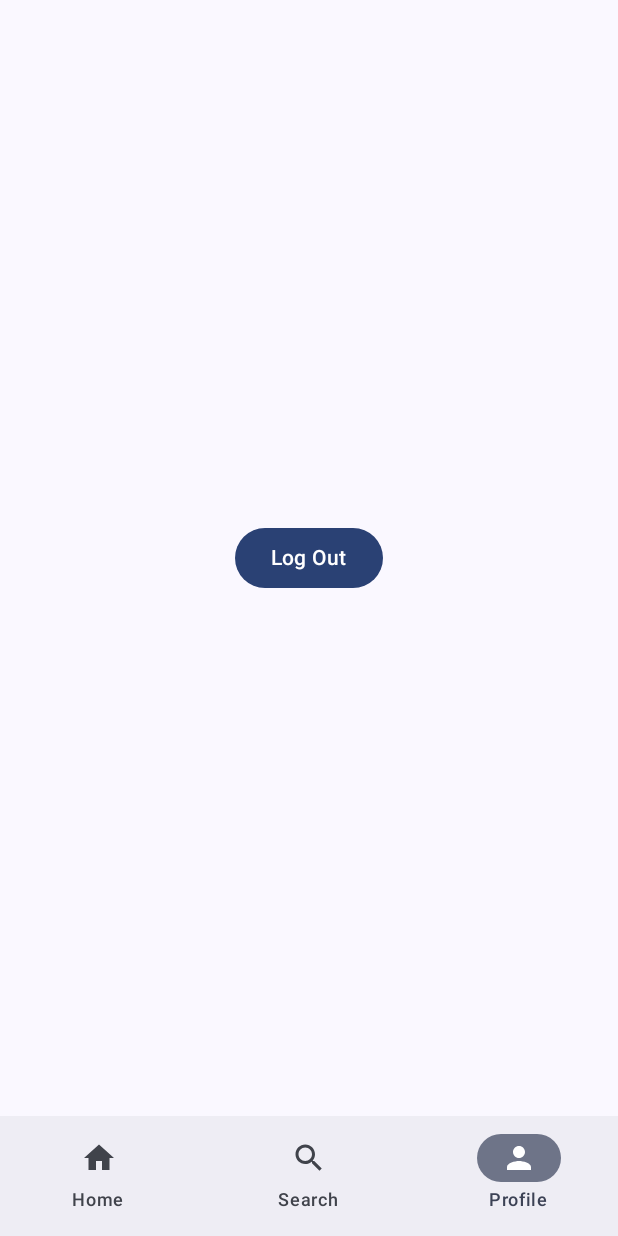
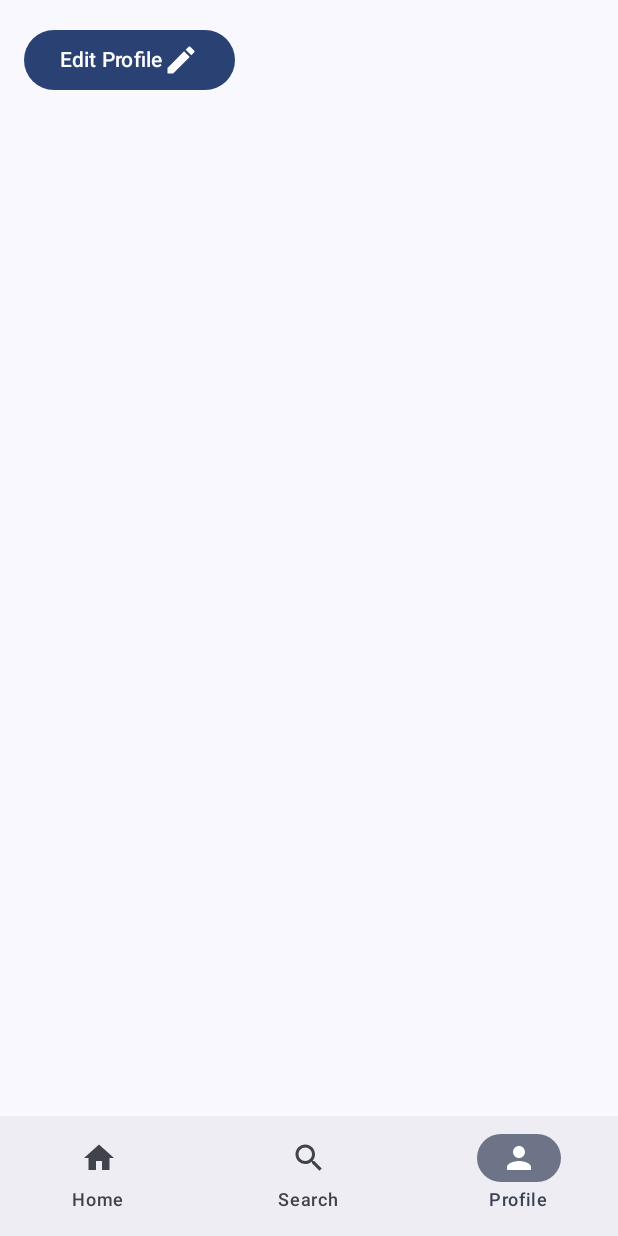
Before and after one commit to meeriemarie/dwitter, an Android app built with Jetpack Compose: the MainScreen screen opened through its navigation route, item 3 of the bottom bar chosen, on a phone screen of 412 x 824 dp. Run offline under Robolectric (Android 15) with nearby library versions, the phone set to English and light mode, and no system bars; our stand-ins replace livedata-compose; libraries missing offline, so code that uses them is left out: io.github.jan.supabase; 4 statements that could not run were skipped.

Commit message:
Select statements for user data works now with RLS on

```diff
--- /dev/null
+++ b/app/src/main/java/dev/cc231054/dwitter_ccl3/ui/ProfilePage.kt
@@ -0,0 +1,67 @@
+package dev.cc231054.dwitter_ccl3.ui
+
+import androidx.compose.foundation.layout.Arrangement
+import androidx.compose.foundation.layout.Column
+import androidx.compose.foundation.layout.Row
+import androidx.compose.foundation.layout.Spacer
+import androidx.compose.foundation.layout.fillMaxSize
+import androidx.compose.foundation.layout.padding
+import androidx.compose.foundation.lazy.LazyColumn
+import androidx.compose.foundation.lazy.items
+import androidx.compose.material.icons.Icons
+import androidx.compose.material.icons.filled.Edit
+import androidx.compose.material3.Button
+import androidx.compose.material3.Icon
+import androidx.compose.material3.Text
+import androidx.compose.runtime.Composable
+import androidx.compose.runtime.collectAsState
+import androidx.compose.runtime.getValue
+import androidx.compose.runtime.setValue
+import androidx.compose.ui.Alignment
+import androidx.compose.ui.Modifier
+import androidx.compose.ui.unit.dp
+import androidx.lifecycle.viewmodel.compose.viewModel
+import dev.cc231054.dwitter_ccl3.data.UserEntity
+
+@Composable
+fun ProfilePage(modifier: Modifier = Modifier) {
+    ProfileBanner()
+    Column(
+        verticalArrangement = Arrangement.Center,
+        horizontalAlignment = Alignment.CenterHorizontally) {
+    }
+}
+
+@Composable
+fun ProfileBanner(viewModel: UserViewModel = viewModel()) {
+    val profileData by viewModel.userProfile.collectAsState()
+    Row(Modifier
+        .fillMaxSize()
+        .padding(16.dp),
+        horizontalArrangement = Arrangement.Start
+        ) {
+        LazyColumn {
+            items(profileData) {
+                user: UserEntity ->
+                Spacer(Modifier.padding(8.dp))
+                Text(text = user.username)
+                Text(text = "@${user.name}")
+            }
+        }
+        Button(
+            onClick = {}
+        ) {
+            Text(text = "Edit Profile")
+            Icon( imageVector = Icons.Filled.Edit, contentDescription = "Edit")
+        }
+    }
+}
+
+
+@Composable
+fun LogoutBtn(viewModel: UserViewModel = viewModel()
+) {
+    Button(onClick = {viewModel.logout()}) {
+        Text(text = "Log Out")
+    }
+}
--- a/app/src/main/java/dev/cc231054/dwitter_ccl3/ui/ProfileTest.kt
+++ /dev/null
@@ -1,35 +0,0 @@
-package dev.cc231054.dwitter_ccl3.ui
-
-import androidx.compose.foundation.layout.Arrangement
-import androidx.compose.foundation.layout.Column
-import androidx.compose.foundation.layout.fillMaxSize
-import androidx.compose.foundation.layout.padding
-import androidx.compose.material3.Button
-import androidx.compose.material3.Text
-import androidx.compose.runtime.Composable
-import androidx.compose.ui.Alignment
-import androidx.compose.ui.Modifier
-import androidx.compose.ui.unit.dp
-import androidx.lifecycle.viewmodel.compose.viewModel
-
-@Composable
-fun ProfilePage(modifier: Modifier = Modifier) {
-    Column(modifier = modifier
-        .fillMaxSize()
-        .padding(16.dp),
-        verticalArrangement = Arrangement.Center,
-        horizontalAlignment = Alignment.CenterHorizontally) {
-        LogoutBtn()
-    }
-}
-
-
-@Composable
-fun LogoutBtn(viewModel: UserViewModel = viewModel()
-) {
-    Column {
-        Button(onClick = {viewModel.logout()}) {
-            Text(text = "Log Out")
-        }
-    }
-}
--- a/app/src/main/java/dev/cc231054/dwitter_ccl3/ui/UserUI.kt
+++ b/app/src/main/java/dev/cc231054/dwitter_ccl3/ui/UserUI.kt
@@ -1,17 +1,25 @@
 package dev.cc231054.dwitter_ccl3.ui
 
 import android.util.Log
+import androidx.compose.foundation.layout.Arrangement
+import androidx.compose.foundation.layout.Column
+import androidx.compose.foundation.layout.Spacer
+import androidx.compose.foundation.layout.fillMaxSize
 import androidx.compose.foundation.layout.padding
 import androidx.compose.foundation.lazy.LazyColumn
 import androidx.compose.foundation.lazy.items
+import androidx.compose.foundation.lazy.itemsIndexed
 import androidx.compose.material3.Text
 import androidx.compose.runtime.Composable
 import androidx.compose.runtime.getValue
 import androidx.compose.runtime.livedata.observeAsState
 import androidx.compose.runtime.setValue
+import androidx.compose.ui.Alignment
 import androidx.compose.ui.Modifier
 import androidx.compose.ui.unit.dp
+import androidx.lifecycle.compose.collectAsStateWithLifecycle
 import androidx.lifecycle.viewmodel.compose.viewModel
+import dev.cc231054.dwitter_ccl3.data.UserEntity
 
 
 @Composable
@@ -21,10 +29,17 @@ fun ContentScreen(modifier: Modifier = Modifier) {
 
 @Composable
 fun UserList(viewModel: UserViewModel = viewModel()) {
-    val users by viewModel.users.observeAsState(emptyList())
-    LazyColumn {
-        items(users, key = { user -> user.id},) { user ->
-            Text(user.username, modifier = Modifier.padding(8.dp))
+    val state by viewModel.users.collectAsStateWithLifecycle()
+    LazyColumn(
+        Modifier
+            .fillMaxSize()
+            .padding(16.dp)
+        ) {
+        items(state) {
+            user: UserEntity ->
+            Spacer(Modifier.padding(8.dp))
+            Text(text = user.username)
+            Text(text = "@${user.name}")
         }
     }
 }
--- a/app/src/main/java/dev/cc231054/dwitter_ccl3/ui/UserViewModel.kt
+++ b/app/src/main/java/dev/cc231054/dwitter_ccl3/ui/UserViewModel.kt
@@ -8,6 +8,7 @@ import androidx.lifecycle.LiveData
 import androidx.lifecycle.MutableLiveData
 import androidx.lifecycle.ViewModel
 import androidx.lifecycle.viewModelScope
+import androidx.lifecycle.viewmodel.compose.viewModel
 import dev.cc231054.dwitter_ccl3.data.UserEntity
 import dev.cc231054.dwitter_ccl3.data.model.UserState
 import dev.cc231054.dwitter_ccl3.data.network.supabase
@@ -18,6 +19,9 @@ import io.github.jan.supabase.auth.providers.builtin.Email
 import io.github.jan.supabase.createSupabaseClient
 import io.github.jan.supabase.postgrest.Postgrest
 import io.github.jan.supabase.postgrest.from
+import io.github.jan.supabase.postgrest.query.Columns
+import kotlinx.coroutines.flow.MutableStateFlow
+import kotlinx.coroutines.flow.StateFlow
 import kotlinx.coroutines.launch
 import kotlinx.serialization.json.buildJsonObject
 import kotlinx.serialization.json.put
@@ -27,19 +31,34 @@ class UserViewModel: ViewModel() {
     private val _userState = mutableStateOf<UserState>(UserState.Loading)
     val userState: State<UserState> = _userState
 
-    private val _users = MutableLiveData<List<UserEntity>>()
-    val users: LiveData<List<UserEntity>> get() = _users
+    private val _users = MutableStateFlow<List<UserEntity>>(emptyList())
+    val users: StateFlow<List<UserEntity>> get() = _users
+
+    private val _userProfile = MutableStateFlow<List<UserEntity>>(emptyList())
+    val userProfile: StateFlow<List<UserEntity>> get() = _userProfile
 
     init {
         viewModelScope.launch {
-            try {
+                val userId = supabase.auth.currentUserOrNull()?.id
+                if (userId != null) {
+                    val profileData = supabase.from("profiles")
+                        .select() {
+                            filter {
+                                eq("id", userId)
+                            }
+                        }
+                        .decodeList<UserEntity>()
+                    _userProfile.value = profileData
+                }
+        }
+    }
+
+    init {
+        viewModelScope.launch {
                 val fetchedUsers = supabase.from("profiles")
                     .select()
                     .decodeList<UserEntity>()
-                _users.value = fetchedUsers
-            } catch (e: Exception) {
-                Log.e("UserViewModel", "Error: ${e.message}")
-            }
+            _users.value = fetchedUsers
         }
     }
 
```
Also changed, not shown: app/src/main/java/dev/cc231054/dwitter_ccl3/data/UUIDSerializer.kt (added, +21 -0 lines), app/src/main/java/dev/cc231054/dwitter_ccl3/data/UserEntity.kt (+5 -4 lines).
